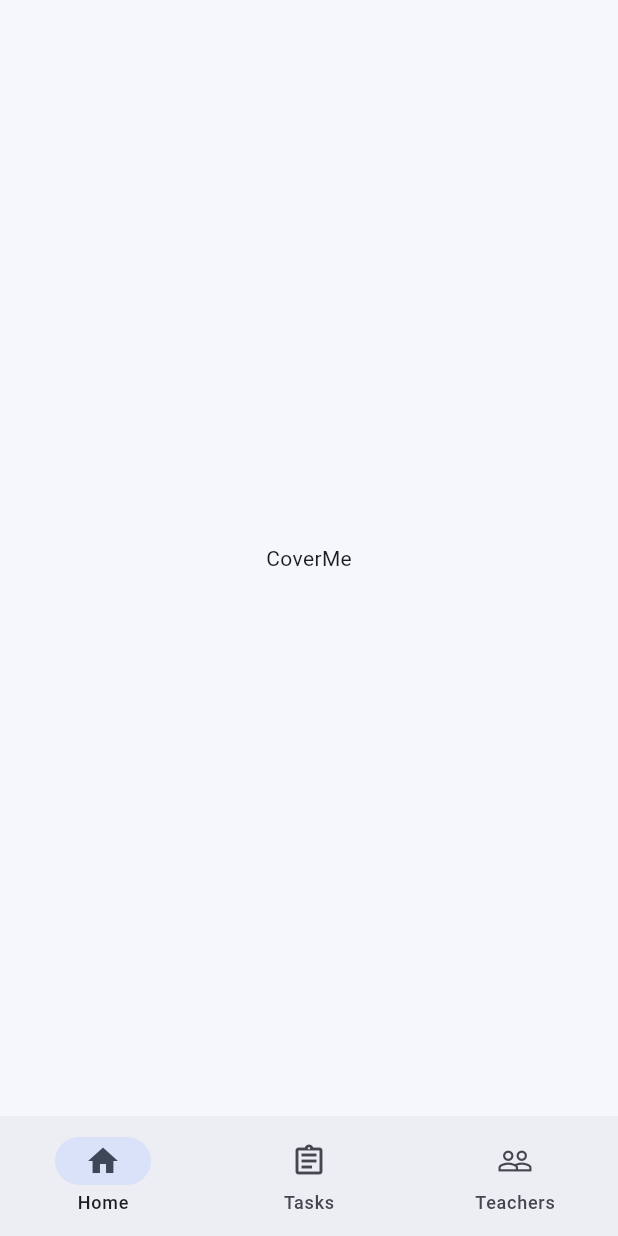
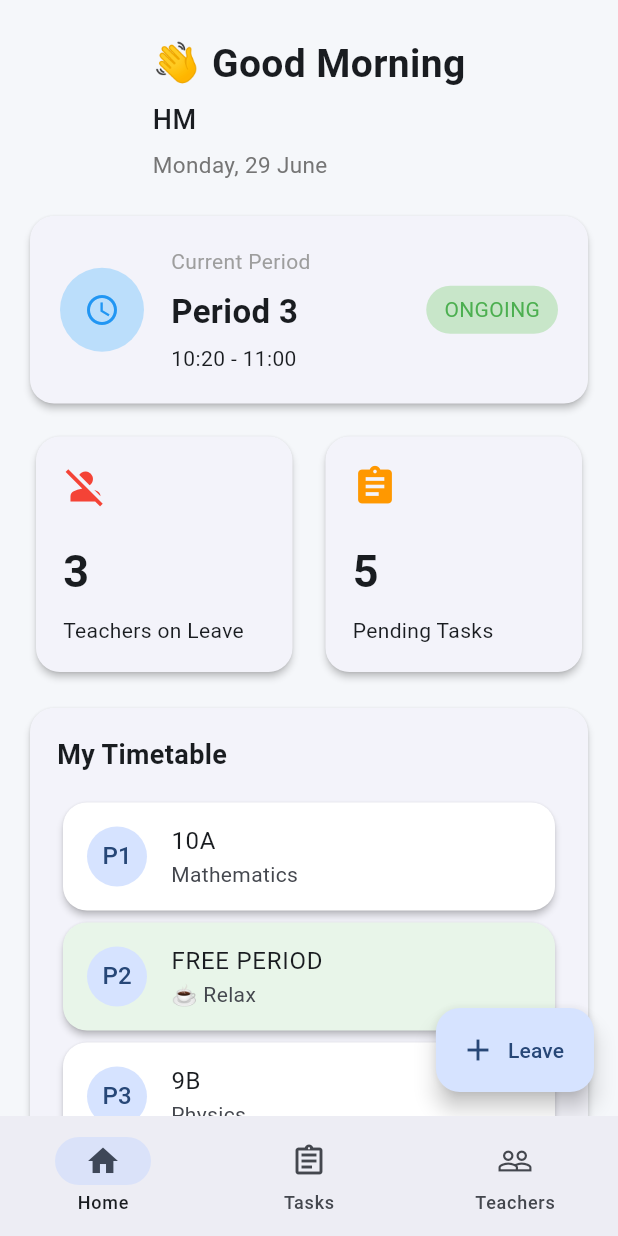
Before and after one commit to Mehbinamal/CoverMe, a Flutter app: the screen it shows after launch, on a phone screen of 412 x 824 dp. Run offline on Flutter 3.47's test engine with Material 3 defaults, Android fonts, the phone set to English and light mode, and no system bars; our stand-ins replace go_router.

Commit message:
feat(frontend): implement home dashboard with reusable widgets

```diff
--- a/mobile/lib/screens/home/home_screen.dart
+++ b/mobile/lib/screens/home/home_screen.dart
@@ -1,14 +1,63 @@
 import 'package:flutter/material.dart';
+
+import '../../widgets/current_period_card.dart';
+import '../../widgets/dashboard_card.dart';
+import '../../widgets/greeting_header.dart';
+import '../../widgets/timetable_card.dart';
 
 class HomeScreen extends StatelessWidget {
   const HomeScreen({super.key});
 
   @override
   Widget build(BuildContext context) {
-    return const Scaffold(
-      body: Center(
-        child: Text(
-          "CoverMe",
+    return Scaffold(
+      floatingActionButton:
+          FloatingActionButton.extended(
+        onPressed: () {},
+        icon: const Icon(Icons.add),
+        label: const Text("Leave"),
+      ),
+      body: SafeArea(
+        child: SingleChildScrollView(
+          child: Column(
+            children: [
+              const GreetingHeader(),
+
+              const CurrentPeriodCard(),
+
+              const SizedBox(height: 18),
+
+              Padding(
+                padding:
+                    const EdgeInsets.symmetric(
+                  horizontal: 20,
+                ),
+                child: Row(
+                  children: const [
+                    DashboardCard(
+                      title: "Teachers on Leave",
+                      value: "3",
+                      icon: Icons.person_off,
+                      color: Colors.red,
+                    ),
+                    SizedBox(width: 14),
+                    DashboardCard(
+                      title: "Pending Tasks",
+                      value: "5",
+                      icon: Icons.assignment,
+                      color: Colors.orange,
+                    ),
+                  ],
+                ),
+              ),
+
+              const SizedBox(height: 20),
+
+              const TimetableCard(),
+
+              const SizedBox(height: 100),
+            ],
+          ),
         ),
       ),
     );
--- /dev/null
+++ b/mobile/lib/widgets/current_period_card.dart
@@ -0,0 +1,71 @@
+import 'package:flutter/material.dart';
+
+class CurrentPeriodCard extends StatelessWidget {
+  const CurrentPeriodCard({super.key});
+
+  @override
+  Widget build(BuildContext context) {
+    return Card(
+      margin: const EdgeInsets.symmetric(
+        horizontal: 20,
+      ),
+      child: Padding(
+        padding: const EdgeInsets.all(20),
+        child: Row(
+          children: [
+            CircleAvatar(
+              radius: 28,
+              backgroundColor: Colors.blue.shade100,
+              child: const Icon(
+                Icons.schedule,
+                color: Colors.blue,
+              ),
+            ),
+            const SizedBox(width: 18),
+            Expanded(
+              child: Column(
+                crossAxisAlignment:
+                    CrossAxisAlignment.start,
+                children: const [
+                  Text(
+                    "Current Period",
+                    style: TextStyle(
+                      color: Colors.grey,
+                    ),
+                  ),
+                  SizedBox(height: 8),
+                  Text(
+                    "Period 3",
+                    style: TextStyle(
+                      fontSize: 22,
+                      fontWeight: FontWeight.bold,
+                    ),
+                  ),
+                  SizedBox(height: 6),
+                  Text("10:20 - 11:00"),
+                ],
+              ),
+            ),
+            Container(
+              padding: const EdgeInsets.symmetric(
+                horizontal: 12,
+                vertical: 6,
+              ),
+              decoration: BoxDecoration(
+                color: Colors.green.shade100,
+                borderRadius:
+                    BorderRadius.circular(30),
+              ),
+              child: const Text(
+                "ONGOING",
+                style: TextStyle(
+                  color: Colors.green,
+                ),
+              ),
+            )
+          ],
+        ),
+      ),
+    );
+  }
+}
--- a/mobile/lib/widgets/dashboard_card.dart
+++ b/mobile/lib/widgets/dashboard_card.dart
@@ -1,70 +1,47 @@
 import 'package:flutter/material.dart';
 
 class DashboardCard extends StatelessWidget {
-
   final String title;
-
   final String value;
-
   final IconData icon;
-
   final Color color;
 
   const DashboardCard({
-
     super.key,
-
     required this.title,
-
     required this.value,
-
     required this.icon,
-
     required this.color,
-
   });
 
   @override
   Widget build(BuildContext context) {
-
-    return Card(
-
+    return Expanded(
+      child: Card(
         child: Padding(
-
           padding: const EdgeInsets.all(18),
-
           child: Column(
-
             crossAxisAlignment: CrossAxisAlignment.start,
-
             children: [
-
               Icon(
                 icon,
                 color: color,
+                size: 30,
               ),
-
-            const SizedBox(height: 16),
-
+              const SizedBox(height: 20),
               Text(
                 value,
                 style: const TextStyle(
-                fontSize: 28,
                   fontWeight: FontWeight.bold,
+                  fontSize: 30,
                 ),
               ),
-
-            const SizedBox(height: 6),
-
+              const SizedBox(height: 8),
               Text(title),
-
             ],
-
           ),
-
         ),
-
+      ),
     );
-
   }
 }
--- a/mobile/lib/widgets/greeting_header.dart
+++ b/mobile/lib/widgets/greeting_header.dart
@@ -1,3 +1,60 @@
-Good Morning
-HM
-Monday, 29 June
+import 'package:flutter/material.dart';
+import 'package:intl/intl.dart';
+
+class GreetingHeader extends StatelessWidget {
+  const GreetingHeader({super.key});
+
+  String _greeting() {
+    final hour = DateTime.now().hour;
+
+    if (hour < 12) {
+      return "Good Morning";
+    }
+
+    if (hour < 17) {
+      return "Good Afternoon";
+    }
+
+    return "Good Evening";
+  }
+
+  @override
+  Widget build(BuildContext context) {
+    final today = DateFormat("EEEE, d MMMM").format(DateTime.now());
+
+    return Padding(
+      padding: const EdgeInsets.symmetric(
+        horizontal: 20,
+        vertical: 24,
+      ),
+      child: Column(
+        crossAxisAlignment: CrossAxisAlignment.start,
+        children: [
+          Text(
+            "👋 ${_greeting()}",
+            style: const TextStyle(
+              fontSize: 26,
+              fontWeight: FontWeight.bold,
+            ),
+          ),
+          const SizedBox(height: 6),
+          const Text(
+            "HM",
+            style: TextStyle(
+              fontSize: 18,
+              fontWeight: FontWeight.w500,
+            ),
+          ),
+          const SizedBox(height: 6),
+          Text(
+            today,
+            style: TextStyle(
+              color: Colors.grey.shade600,
+              fontSize: 15,
+            ),
+          ),
+        ],
+      ),
+    );
+  }
+}
--- /dev/null
+++ b/mobile/lib/widgets/period_tile.dart
@@ -0,0 +1,38 @@
+import 'package:flutter/material.dart';
+
+class PeriodTile extends StatelessWidget {
+  final int period;
+
+  final String classroom;
+
+  final String subject;
+
+  final bool isFree;
+
+  const PeriodTile({
+    super.key,
+    required this.period,
+    required this.classroom,
+    required this.subject,
+    this.isFree = false,
+  });
+
+  @override
+  Widget build(BuildContext context) {
+    return Card(
+      color:
+          isFree ? Colors.green.shade50 : Colors.white,
+      child: ListTile(
+        leading: CircleAvatar(
+          child: Text("P$period"),
+        ),
+        title: Text(
+          isFree ? "FREE PERIOD" : classroom,
+        ),
+        subtitle: Text(
+          isFree ? "☕ Relax" : subject,
+        ),
+      ),
+    );
+  }
+}
--- /dev/null
+++ b/mobile/lib/widgets/section_title.dart
@@ -0,0 +1,3 @@
+Text(
+    "My Timetable"
+)
--- /dev/null
+++ b/mobile/lib/widgets/timetable_card.dart
@@ -0,0 +1,53 @@
+import 'package:flutter/material.dart';
+
+import 'period_tile.dart';
+
+class TimetableCard extends StatelessWidget {
+  const TimetableCard({super.key});
+
+  @override
+  Widget build(BuildContext context) {
+    return Card(
+      margin:
+          const EdgeInsets.symmetric(horizontal: 20),
+      child: Padding(
+        padding: const EdgeInsets.all(18),
+        child: Column(
+          crossAxisAlignment:
+              CrossAxisAlignment.start,
+          children: const [
+            Text(
+              "My Timetable",
+              style: TextStyle(
+                fontWeight: FontWeight.bold,
+                fontSize: 18,
+              ),
+            ),
+            SizedBox(height: 15),
+            PeriodTile(
+              period: 1,
+              classroom: "10A",
+              subject: "Mathematics",
+            ),
+            PeriodTile(
+              period: 2,
+              classroom: "",
+              subject: "",
+              isFree: true,
+            ),
+            PeriodTile(
+              period: 3,
+              classroom: "9B",
+              subject: "Physics",
+            ),
+            PeriodTile(
+              period: 4,
+              classroom: "Office",
+              subject: "",
+            ),
+          ],
+        ),
+      ),
+    );
+  }
+}
```
Also changed, not shown: mobile/lib/widgets/period_title.dart (deleted). Lines whose indentation alone changed are shown as unchanged.
